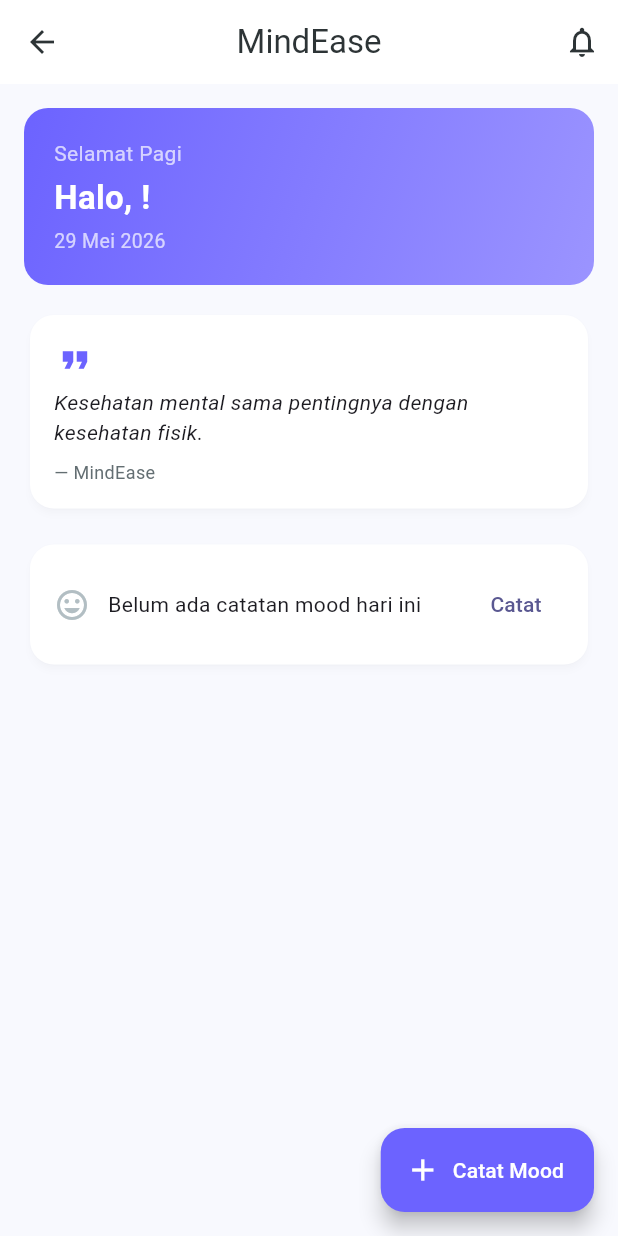
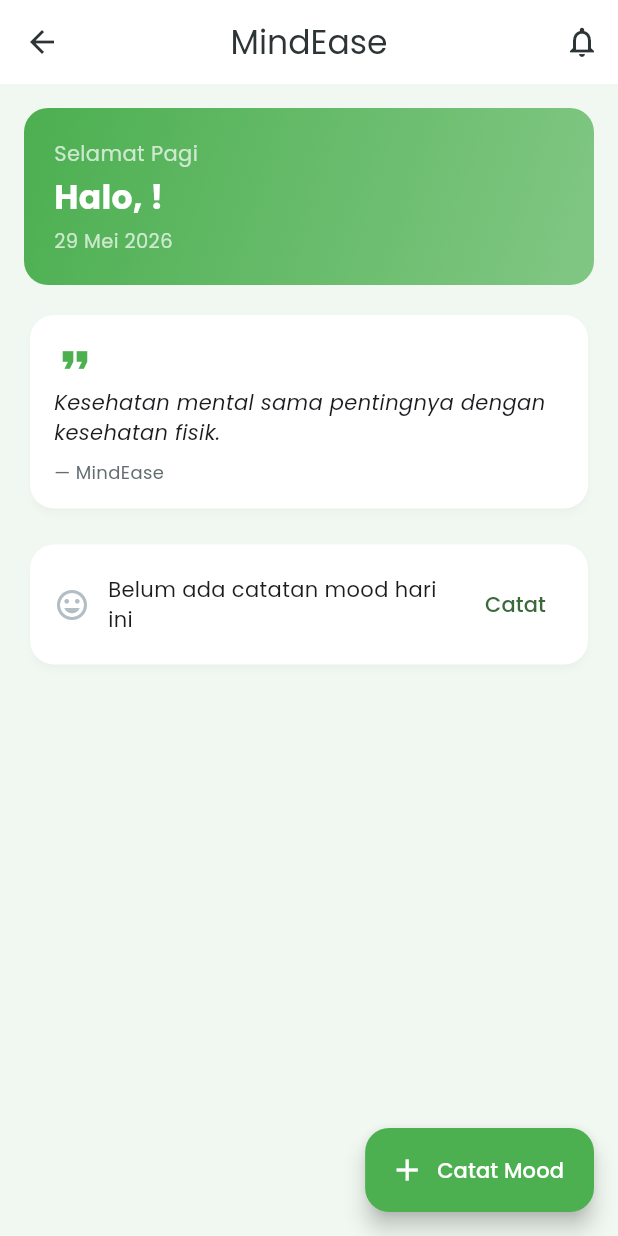
Before and after one commit to sadamlrfs/ppb-fp, a Flutter app: the HomePage screen opened directly, on a phone screen of 412 x 824 dp. Run offline on Flutter 3.47's test engine with Material 3 defaults, Android fonts, the phone set to English and light mode, and no system bars; our stand-ins replace audioplayers, cloud_firestore, firebase_auth, firebase_core, firebase_crashlytics, firebase_messaging and 7 more; missing offline and left inert: cloudinary_public; accounts and stored records are empty; network calls fail.

Commit message:
feat: implement home page UI with mood tracker, locale init, and Poppins font (#2)
Co-authored-by: Sadam Ali Rafsanjani <sadamalirafsanjani365@gmail.com>

```diff
--- a/lib/core/constants/app_colors.dart
+++ b/lib/core/constants/app_colors.dart
@@ -1,11 +1,11 @@
 import 'package:flutter/material.dart';
 
 class AppColors {
-  static const primary = Color(0xFF6C63FF);
-  static const primaryLight = Color(0xFF9B94FF);
-  static const primaryDark = Color(0xFF3D35CC);
+  static const primary = Color(0xFF4CAF50);
+  static const primaryLight = Color(0xFF81C784);
+  static const primaryDark = Color(0xFF388E3C);
   static const secondary = Color(0xFF4ECDC4);
-  static const background = Color(0xFFF8F9FE);
+  static const background = Color(0xFFF1F8F1);
   static const surface = Colors.white;
   static const error = Color(0xFFE74C3C);
   static const textPrimary = Color(0xFF2D3436);
--- a/lib/core/theme/app_theme.dart
+++ b/lib/core/theme/app_theme.dart
@@ -1,11 +1,13 @@
 import 'package:flutter/material.dart';
 import '../constants/app_colors.dart';
+import 'package:google_fonts/google_fonts.dart';
 
 class AppTheme {
   static const primaryColor = AppColors.primary;
 
   static ThemeData get lightTheme => ThemeData(
         useMaterial3: true,
+        textTheme: GoogleFonts.poppinsTextTheme(),
         colorScheme: ColorScheme.fromSeed(
           seedColor: AppColors.primary,
           brightness: Brightness.light,
--- a/lib/features/home/home_page.dart
+++ b/lib/features/home/home_page.dart
@@ -1,4 +1,14 @@
 import 'package:flutter/material.dart';
+import 'package:provider/provider.dart';
+import '../../core/constants/app_colors.dart';
+import '../../core/constants/app_routes.dart';
+import '../../core/utils/date_formatter.dart';
+import '../../providers/auth_provider.dart';
+import '../../providers/mood_provider.dart';
+import '../../services/quote_service.dart';
+import '../../models/mood_model.dart';
+import 'mood_chart_widget.dart';
+import 'mood_history_widget.dart';
 import 'package:provider/provider.dart';
 import '../../core/constants/app_colors.dart';
 import '../../core/constants/app_routes.dart';
@@ -25,14 +35,18 @@
   @override
   void initState() {
     super.initState();
+    // Run after first frame so context.read is safe
     WidgetsBinding.instance.addPostFrameCallback((_) => _initData());
   }
 
   Future<void> _initData() async {
+    // 1. Start listening to Firestore moods for this user
     final auth = context.read<AuthProvider>();
     if (auth.firebaseUser != null) {
       context.read<MoodProvider>().listenMoods(auth.firebaseUser!.uid);
     }
+
+    // 2. Fetch quote from ZenQuotes API
     final quote = await _quoteService.fetchRandomQuote();
     if (mounted) {
       setState(() {
@@ -74,27 +88,40 @@
         child: ListView(
           padding: const EdgeInsets.all(16),
           children: [
+            // ── Greeting card ──────────────────────────────
             _GreetingCard(greeting: _greeting, name: name),
             const SizedBox(height: 16),
+
+            // ── Quote card (ZenQuotes) ─────────────────────
             if (_quoteText.isNotEmpty)
               _QuoteCard(text: _quoteText, author: _quoteAuthor),
             const SizedBox(height: 16),
-            _TodayMoodSection(todayMood: moodProv.todayMood),
+
+            // ── Today's mood check-in ──────────────────────
+            _MoodCheckIn(todayMood: moodProv.todayMood),
             const SizedBox(height: 20),
+
+            // ── Chart + history (only if data exists) ──────
             if (moodProv.moods.isNotEmpty) ...[
-              const Text('Tren 7 Hari',
-                  style: TextStyle(fontWeight: FontWeight.bold, fontSize: 16)),
+              const Text(
+                'Tren 7 Hari',
+                style: TextStyle(fontWeight: FontWeight.bold, fontSize: 16),
+              ),
               const SizedBox(height: 8),
               MoodChartWidget(moods: moodProv.getLast(7)),
               const SizedBox(height: 20),
-              const Text('Riwayat Mood',
-                  style: TextStyle(fontWeight: FontWeight.bold, fontSize: 16)),
+              const Text(
+                'Riwayat Mood',
+                style: TextStyle(fontWeight: FontWeight.bold, fontSize: 16),
+              ),
               const SizedBox(height: 8),
               MoodHistoryWidget(moods: moodProv.moods.take(5).toList()),
             ],
           ],
         ),
       ),
+
+      // ── FAB ───────────────────────────────────────────────
       floatingActionButton: Semantics(
         identifier: 'addMoodButton',
         child: FloatingActionButton.extended(
@@ -107,6 +134,9 @@
   }
 }
 
+// ─────────────────────────────────────────────────────────────
+// Greeting card — shows user name + date
+// ─────────────────────────────────────────────────────────────
 class _GreetingCard extends StatelessWidget {
   final String greeting;
   final String name;
@@ -144,6 +174,9 @@
   }
 }
 
+// ─────────────────────────────────────────────────────────────
+// Quote card — data from ZenQuotes API
+// ─────────────────────────────────────────────────────────────
 class _QuoteCard extends StatelessWidget {
   final String text;
   final String author;
@@ -160,8 +193,8 @@
             const Icon(Icons.format_quote, color: AppColors.primary, size: 28),
             const SizedBox(height: 4),
             Text(text,
-                style: const TextStyle(
-                    fontSize: 14, fontStyle: FontStyle.italic)),
+                style:
+                    const TextStyle(fontSize: 14, fontStyle: FontStyle.italic)),
             const SizedBox(height: 8),
             Text('— $author',
                 style: const TextStyle(
@@ -173,12 +206,16 @@
   }
 }
 
-class _TodayMoodSection extends StatelessWidget {
+// ─────────────────────────────────────────────────────────────
+// Mood check-in — shows today's mood or a prompt if none yet
+// ─────────────────────────────────────────────────────────────
+class _MoodCheckIn extends StatelessWidget {
   final MoodModel? todayMood;
-  const _TodayMoodSection({this.todayMood});
+  const _MoodCheckIn({this.todayMood});
 
   @override
   Widget build(BuildContext context) {
+    // No mood logged today → show placeholder
     if (todayMood == null) {
       return Card(
         child: Padding(
@@ -187,8 +224,7 @@
             children: [
               const Icon(Icons.mood, color: AppColors.textHint),
               const SizedBox(width: 12),
-              const Expanded(
-                  child: Text('Belum ada catatan mood hari ini')),
+              const Expanded(child: Text('Belum ada catatan mood hari ini')),
               TextButton(
                 onPressed: () =>
                     Navigator.pushNamed(context, AppRoutes.moodInput),
@@ -200,18 +236,21 @@
       );
     }
 
+    // Mood exists → show it, tap to see detail
     return Semantics(
       identifier: 'todayMoodCard',
       child: GestureDetector(
-        onTap: () => Navigator.pushNamed(context, AppRoutes.moodDetail,
-            arguments: todayMood),
+        onTap: () => Navigator.pushNamed(
+          context,
+          AppRoutes.moodDetail,
+          arguments: todayMood,
+        ),
         child: Card(
           child: Padding(
             padding: const EdgeInsets.all(16),
             child: Row(
               children: [
-                Text(todayMood!.emoji,
-                    style: const TextStyle(fontSize: 36)),
+                Text(todayMood!.emoji, style: const TextStyle(fontSize: 36)),
                 const SizedBox(width: 12),
                 Expanded(
                   child: Column(
@@ -230,13 +269,11 @@
                             maxLines: 1,
                             overflow: TextOverflow.ellipsis,
                             style: const TextStyle(
-                                color: AppColors.textSecondary,
-                                fontSize: 13)),
+                                color: AppColors.textSecondary, fontSize: 13)),
                     ],
                   ),
                 ),
-                const Icon(Icons.chevron_right,
-                    color: AppColors.textHint),
+                const Icon(Icons.chevron_right, color: AppColors.textHint),
               ],
             ),
           ),
--- a/lib/main.dart
+++ b/lib/main.dart
@@ -2,6 +2,7 @@
 import 'package:firebase_core/firebase_core.dart';
 import 'package:firebase_crashlytics/firebase_crashlytics.dart';
 import 'package:flutter_dotenv/flutter_dotenv.dart';
+import 'package:intl/date_symbol_data_local.dart';
 import 'package:provider/provider.dart';
 import 'core/config/firebase_options.dart';
 import 'services/notification_service.dart';
@@ -16,6 +17,7 @@
   WidgetsFlutterBinding.ensureInitialized();
   await dotenv.load(fileName: '.env');
   await Firebase.initializeApp(options: DefaultFirebaseOptions.currentPlatform);
+  await initializeDateFormatting('id_ID', null);
   FlutterError.onError = FirebaseCrashlytics.instance.recordFlutterFatalError;
   await NotificationService().init();
   runApp(
--- a/pubspec.yaml
+++ b/pubspec.yaml
@@ -7,6 +7,7 @@
   sdk: '>=3.2.0 <4.0.0'
 
 dependencies:
+  google_fonts: ^6.2.1
   flutter:
     sdk: flutter
 
```
Also changed, not shown: 1 other file.
